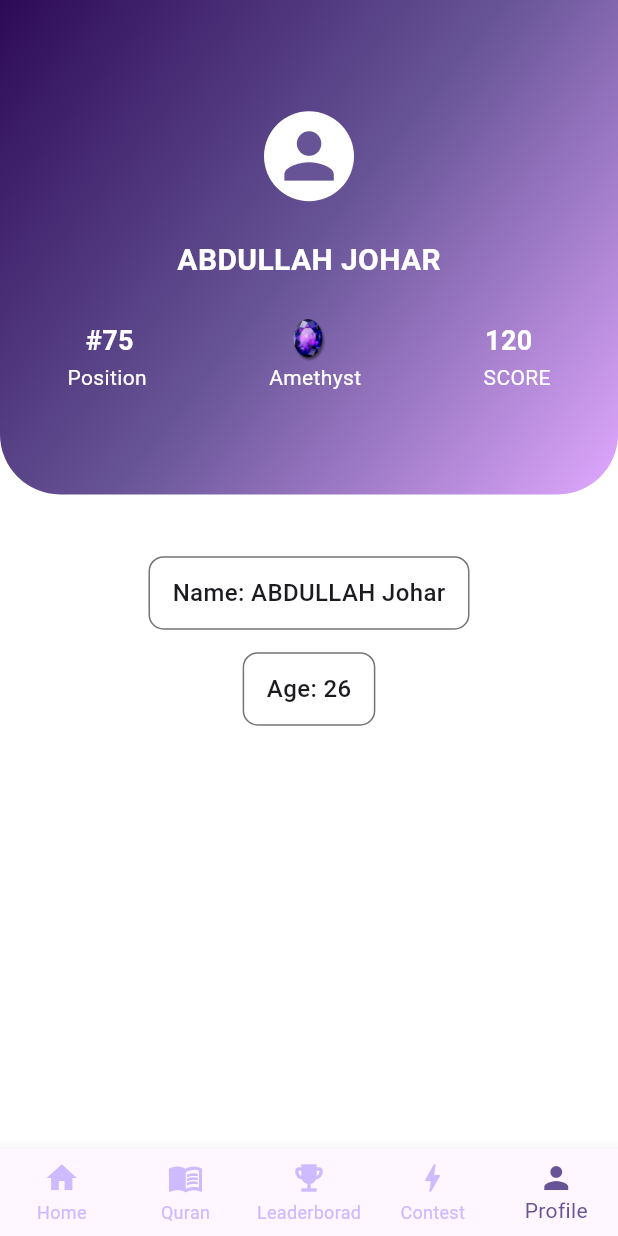
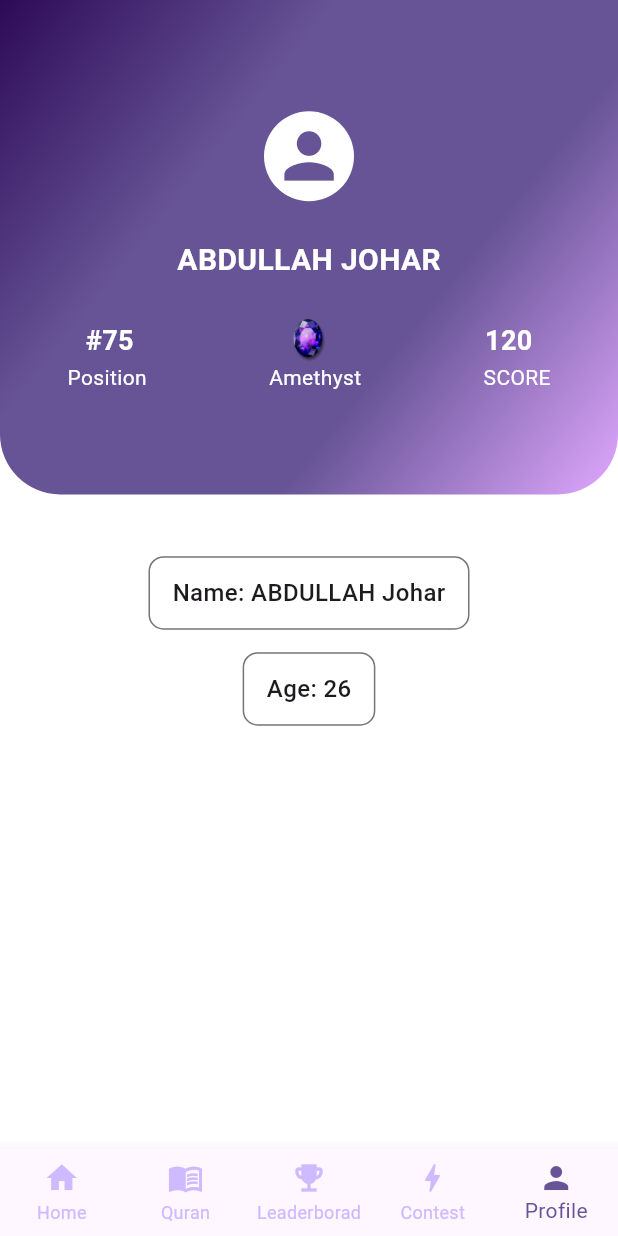
Before and after one commit to abdullahjohar23/islamic-quiz-app, a Flutter app: the screen it shows after launch, swiped to page 5, on a phone screen of 412 x 824 dp. Run offline on Flutter 3.47's test engine with Material 3 defaults, Android fonts, the phone set to English and light mode, and no system bars; project files that could hold a hidden picture were left out.

Commit message:
little change in gradient color

```diff
--- a/lib/pages/profile_page.dart
+++ b/lib/pages/profile_page.dart
@@ -29,6 +29,7 @@ class ProfilePage extends StatelessWidget {
                                 gradient: LinearGradient(
                                     colors: [
                                         Color(0xFF2D0A57), // very dark purple
+                                        Color(0xFF675496), // base purple
                                         Color(0xFF675496), // base purple
                                         Color(0xFFE0A8FF), // bright lavender
                                     ],
```
